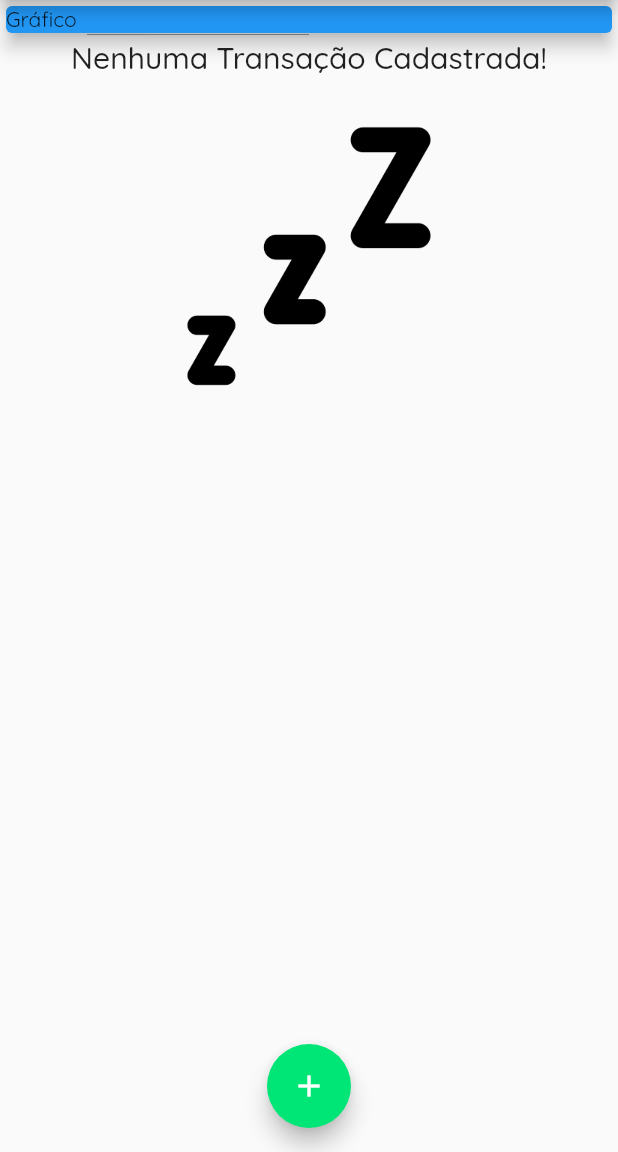
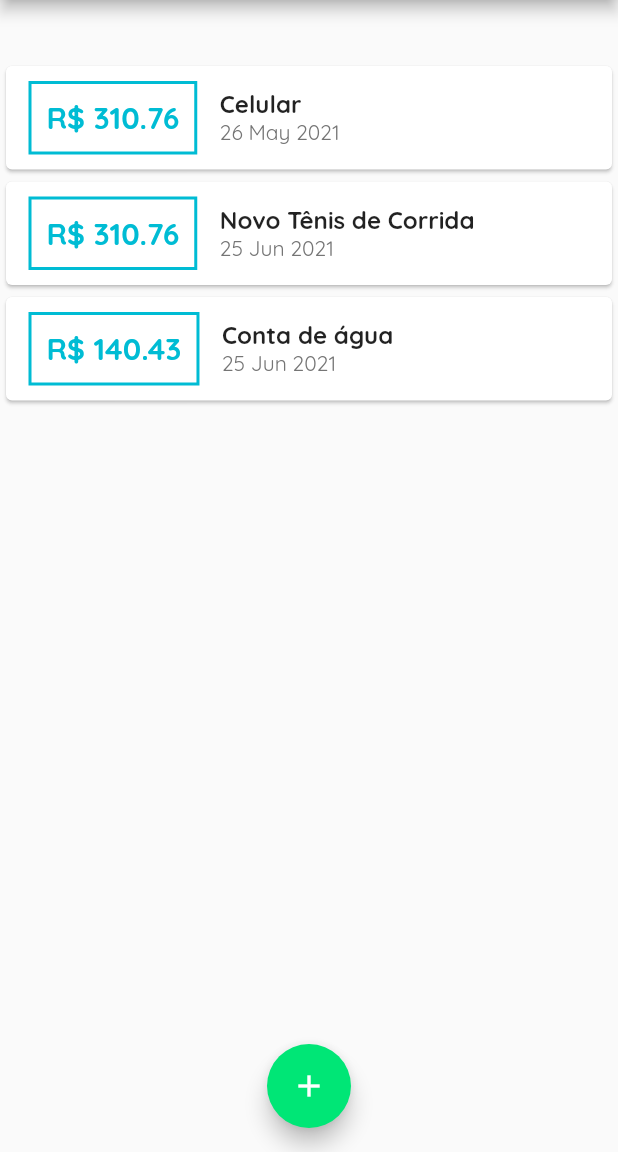
Before and after one commit to isaacwrk/Expenses-flutter, a Flutter app: the screen it shows after launch, on a phone screen of 412 x 824 dp, the part 84-1236 px from its top. Run offline on Flutter 3.47's test engine with Material 2 defaults, Android fonts, the phone set to English and light mode, and no system bars.

Commit message:
Construindo widget Chart

```diff
--- /dev/null
+++ b/lib/components/chart.dart
@@ -0,0 +1,51 @@
+import 'package:expenses/models/transaction.dart';
+import 'package:flutter/material.dart';
+import 'package:intl/intl.dart';
+import '../models/transaction.dart';
+
+class Chart extends StatelessWidget {
+
+  final List<Transaction> recentTransaction;
+
+  Chart(this.recentTransaction);
+
+  List <Map<String, Object>> get groupedTransactions{
+    return List.generate(7, (index){
+
+      final weekDay = DateTime.now().subtract(
+        Duration(days: index),
+      );
+
+      double totalSum = 0.0;
+      for(var i = 0; i < recentTransaction.length; i++){
+        bool sameDay =  recentTransaction[i].date.day == weekDay.day;
+        bool sameMonth =  recentTransaction[i].date.month == weekDay.month;
+        bool sameYear =  recentTransaction[i].date.year == weekDay.year;
+
+        if(sameDay && sameMonth && sameYear){
+          totalSum += recentTransaction[i].value;
+        }
+      }
+
+      print(DateFormat.E().format(weekDay)[0]);
+      print(totalSum);
+
+      return {
+        'day':DateFormat.E().format(weekDay)[0],
+        'value': totalSum
+        };
+    });
+  }
+
+  @override
+  Widget build(BuildContext context) {
+    groupedTransactions;
+    return Card(
+      elevation: 6,
+      margin: EdgeInsets.all(20),
+      child: Row(
+        children: [],
+      ),
+    );
+  }
+}
--- a/lib/main.dart
+++ b/lib/main.dart
@@ -1,10 +1,9 @@
-
-
 import 'package:expenses/components/transaction_form.dart';
 import './components/transaction_form.dart';
 import 'components/transaction_list.dart';
 import 'models/transaction.dart';
 import 'dart:math';
+import 'components/chart.dart';
 import 'package:flutter/material.dart';
 
 
@@ -43,19 +42,33 @@ class MyHomePage extends StatefulWidget {
 
 class _MyHomePageState extends State<MyHomePage> {
     final List <Transaction> _transactions = [
-    //Transaction(
-      //id:'t1',
-      //title: 'Novo Tênis de Corrida',
-      //value:310.76,
-      //date: DateTime.now(),
-   // ),
-    //Transaction(
-     // id:'t2',
-     // title: 'Conta de água',
-     // value:140.43,
-    //  date: DateTime.now(),
-   // ),
+     Transaction(
+      id:'t0',
+      title: 'Celular',
+      value:310.76,
+      date: DateTime.now().subtract(Duration(days:33)),
+   ),
+    Transaction(
+      id:'t1',
+      title: 'Novo Tênis de Corrida',
+      value:310.76,
+      date: DateTime.now().subtract(Duration(days:3)),
+   ),
+    Transaction(
+      id:'t2',
+      title: 'Conta de água',
+      value:140.43,
+      date: DateTime.now().subtract(Duration(days:3)),
+    ),
   ];
+
+  List<Transaction> get _recentTransactions {
+    return _transactions.where((tr){
+      return tr.date.isAfter(DateTime.now().subtract(
+        Duration(days: 7),
+      ));
+    }).toList();
+  }
 
   _addTransaction(String title, double value){
     final newTransaction = Transaction(
@@ -97,14 +110,7 @@ class _MyHomePageState extends State<MyHomePage> {
                   child: Column(
             crossAxisAlignment: CrossAxisAlignment.stretch,
             children: <Widget>[
-              Container(
-                width: double.infinity,
-                child: Card(
-                  color: Colors.blue,
-                  child:Text('Gráfico'),
-                  elevation: 5,
-                  ),
-              ),
+              Chart(_recentTransactions),
               TransactionList(_transactions),
             ],
           ),
```
